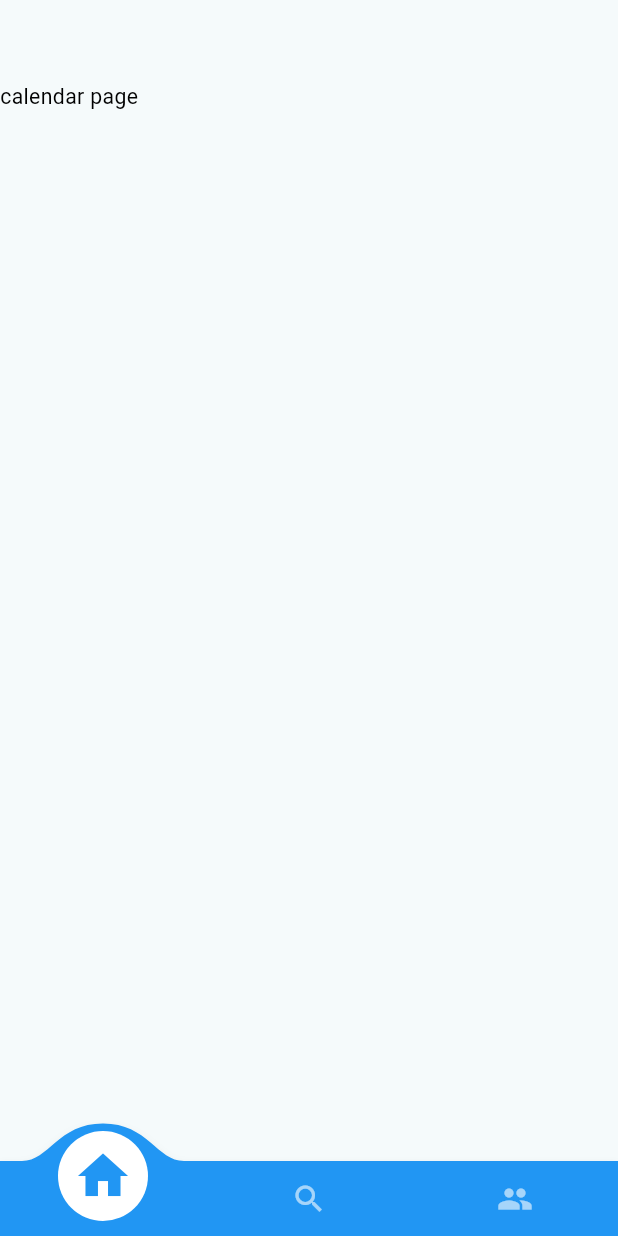
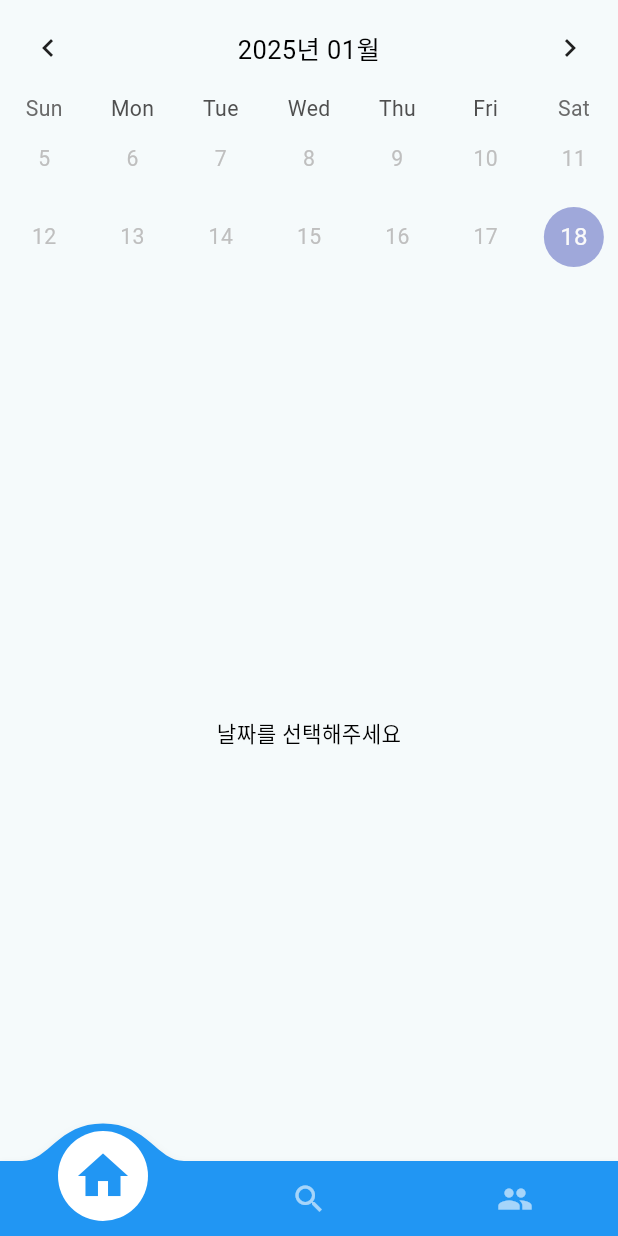
Before and after one commit to GDGoC-Baekya-2Team/withfesta, a Flutter app: the screen it shows after launch, on a phone screen of 412 x 824 dp. Run offline on Flutter 3.47's test engine with Material 3 defaults, Android fonts, the light colour scheme and no system bars; drawn by our look-alikes of convex_bottom_bar, table_calendar; our stand-ins replace flutter_riverpod, flutter_screenutil, riverpod.

Commit message:
달력 Page 구현

```diff
--- a/lib/Page/CalendarPage.dart
+++ b/lib/Page/CalendarPage.dart
@@ -1,20 +1,116 @@
 import 'package:flutter/cupertino.dart';
 import 'package:flutter/material.dart';
+import 'package:flutter_riverpod/flutter_riverpod.dart';
+import 'package:table_calendar/table_calendar.dart';
+import 'package:intl/intl.dart';
+import 'package:withfesta/Data/Festival.dart';
 
-class CalendarPage extends StatefulWidget {
+import '../Widget/FestivalTile.dart';
+
+class CalendarPage extends ConsumerStatefulWidget {
   const CalendarPage({super.key});
 
   @override
-  State<CalendarPage> createState() => _CalendarPageState();
+  ConsumerState<CalendarPage> createState() => _CalendarPageState();
 }
+var fest1=Festival(1,"축제1",DateTime.now(),DateTime.now(),"전번~","장소 장소~","내가 주최함","주소");
+var fest2=Festival(2,"축제2",DateTime.now(),DateTime.now(),"전번~","장소 장소~","내가 주최함","주소");
+var fest3=Festival(3,"축제3",DateTime.now(),DateTime.now(),"전번~","장소 장소~","내가 주최함","주소");
+var fest4=Festival(4,"축제4",DateTime.now(),DateTime.now(),"전번~","장소 장소~","내가 주최함","주소");
 
-class _CalendarPageState extends State<CalendarPage> {
+
+class _CalendarPageState extends ConsumerState<CalendarPage> with AutomaticKeepAliveClientMixin {
+  @override
+  bool get wantKeepAlive => true;
+  // CalendarFormat _calendarFormat = CalendarFormat.month;
+  DateTime _focusedDay = DateTime.now();
+  DateTime? _selectedDay;
+  Map<DateTime, List<Festival>> events = {
+    DateTime.utc(2025, 1, 20): [fest1],
+    DateTime.utc(2025, 1, 21): [fest1],
+    DateTime.utc(2025, 1, 22): [fest1,fest2],
+    DateTime.utc(2025, 1, 23): [fest1,fest2],
+    DateTime.utc(2025, 1, 25): [],
+    DateTime.utc(2025, 1, 26): [fest4],
+    DateTime.utc(2025, 1, 27): [],
+    DateTime.utc(2025, 1, 28): [fest1,fest2,fest3,fest4],
+    DateTime.utc(2025, 1, 29): [fest2, fest4],
+    DateTime.utc(2025, 1, 30): [fest1, fest4],
+  };
+
+
+  @override
+  void initState() {
+    super.initState();
+    // 예시 이벤트 데이터
+
+
+
+  }
+
+  List<Festival> _getEventsForDay(DateTime day) {
+    return events[day] ?? [];
+  }
+
   @override
   Widget build(BuildContext context) {
-    return Scaffold(
-      appBar: AppBar(),
-      body: Text("calendar page",style: TextStyle(color: Colors.black),),
-    ) ;
+    return SafeArea(
+      child: Scaffold(
 
+        body: Column(
+          children: [
+            TableCalendar(
+              calendarStyle: CalendarStyle(
+                markersMaxCount: 4,
+                markerSize: 8,
+                markerDecoration: BoxDecoration(
+                  color: Colors.blue,
+                  shape: BoxShape.circle,
+                ),
+              ),
+              eventLoader: (day) {
+                return events[day] ?? [];
+              },
+              headerStyle: HeaderStyle(
+                formatButtonVisible: false,
+                titleTextFormatter: (date, locale) =>
+                    DateFormat('yyyy년 MM월').format(date),
+                titleCentered: true,
+
+              ),
+
+              firstDay: DateTime.now(),
+              lastDay: DateTime.now().add(Duration(days: 80)),
+              focusedDay: _focusedDay,
+              calendarFormat: CalendarFormat.twoWeeks,
+              selectedDayPredicate: (day) {
+                return isSameDay( _selectedDay, day);
+              },
+              onDaySelected: (selectedDay, focusedDay) {
+                setState(() {
+                  _selectedDay = selectedDay;
+                  _focusedDay = focusedDay;
+                });
+              },
+
+              onPageChanged: (focusedDay) {
+                _focusedDay = focusedDay;
+              },
+
+            ),
+            const SizedBox(height: 20),
+            Expanded(
+              child: _selectedDay == null
+                  ? Center(child: Text('날짜를 선택해주세요'))
+                  : ListView(
+                children: _getEventsForDay(_selectedDay!)
+                    .map((event) => FestivalTile( festival:  event))
+                    .toList(),
+              ),
+            ),
+          ],
+        ),
+      ),
+    );
   }
 }
```
